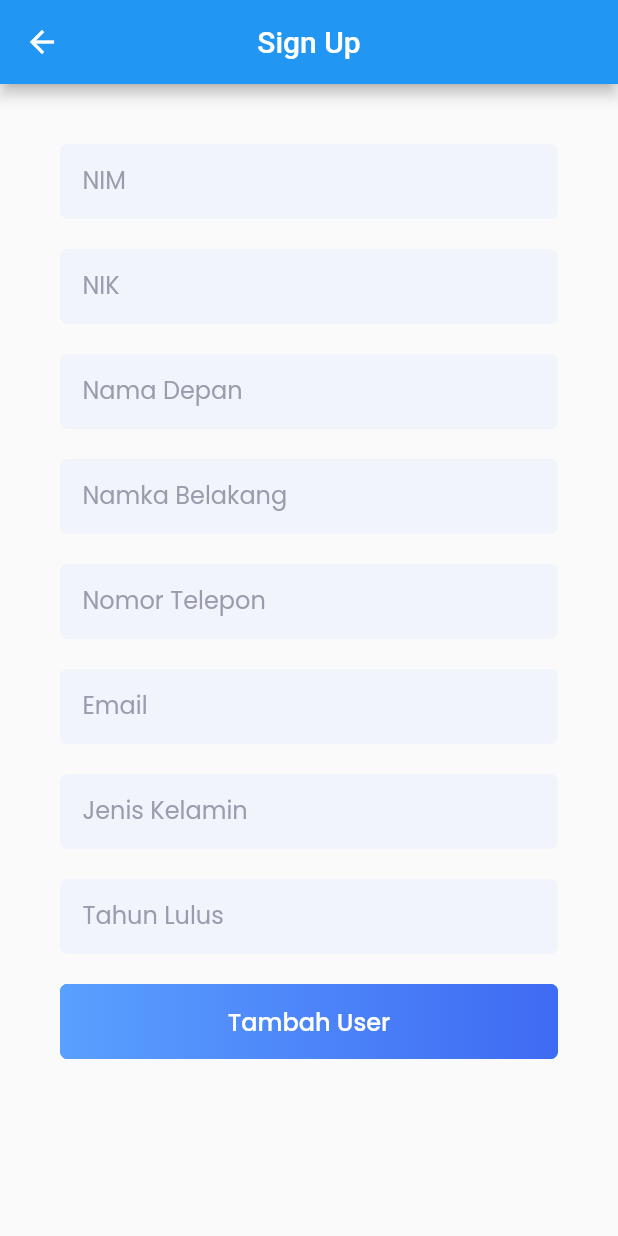
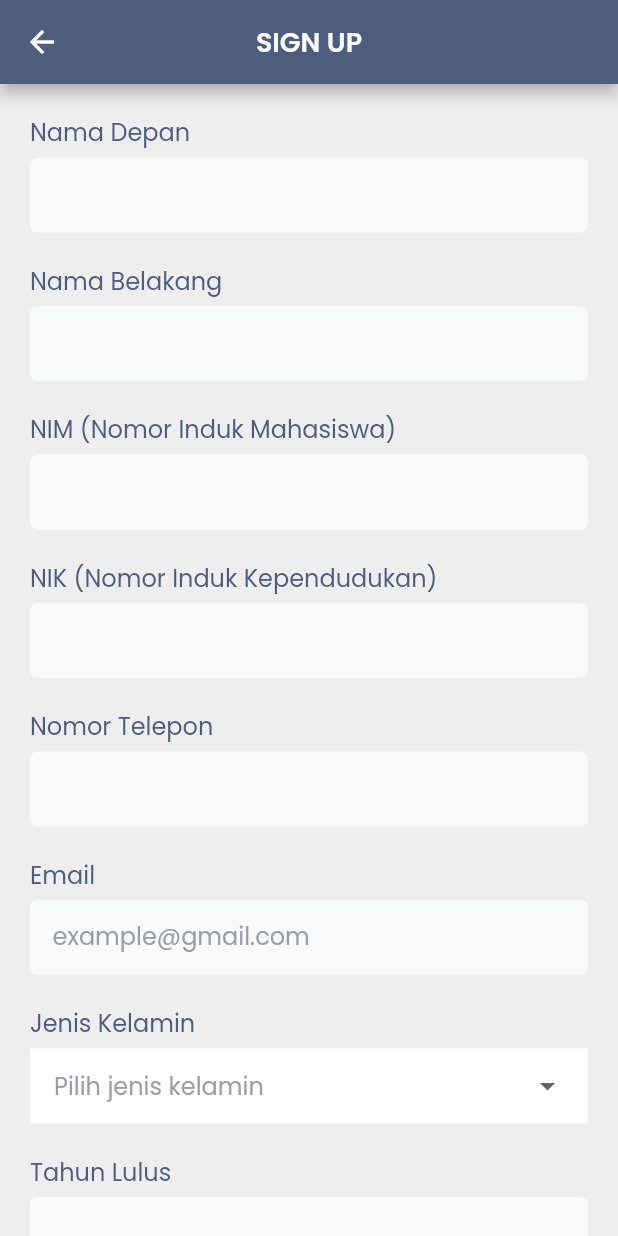
Before and after one commit to ovraka/tracer_study, a Flutter app: the RegisterView screen opened by its route, on a phone screen of 412 x 824 dp. Run offline on Flutter 3.47's test engine with Material 2 defaults, Android fonts, the phone set to English and light mode, and no system bars; our stand-ins replace cloud_firestore, dropdown_button2, firebase_auth, firebase_core, get, google_fonts; accounts and stored records are empty.

```diff
--- a/lib/app/data/theme/custom_widget.dart
+++ b/lib/app/data/theme/custom_widget.dart
@@ -2,57 +2,7 @@ import 'package:flutter/material.dart';
 import 'package:get/get_rx/src/rx_types/rx_types.dart';
 import 'package:get/get_state_manager/src/rx_flutter/rx_obx_widget.dart';
 import 'package:google_fonts/google_fonts.dart';
-
-import 'colors.dart';
-
-Widget gradientButton(
-    {required Function() onPressed, required String buttonText}) {
-  return ElevatedButton(
-    onPressed: onPressed,
-    style: ElevatedButton.styleFrom(
-        elevation: 0,
-        padding: EdgeInsets.zero,
-        shape: RoundedRectangleBorder(borderRadius: BorderRadius.circular(5))),
-    child: Ink(
-      decoration: BoxDecoration(
-          gradient: const LinearGradient(colors: [seaBlue, skyBlue]),
-          borderRadius: BorderRadius.circular(5)),
-      child: Container(
-        width: double.infinity,
-        height: 50,
-        alignment: Alignment.center,
-        child: Text(
-          buttonText,
-          style: GoogleFonts.poppins(
-              textStyle: const TextStyle(
-                  color: Colors.white,
-                  fontSize: 16,
-                  fontWeight: FontWeight.w500)),
-        ),
-      ),
-    ),
-  );
-}
-
-Widget outlineButton(
-    {required Function() onPressed, required String buttonText}) {
-  return SizedBox(
-      width: double.infinity,
-      height: 50,
-      child: ElevatedButton(
-        onPressed: onPressed,
-        style: ElevatedButton.styleFrom(
-            elevation: 0,
-            backgroundColor: Colors.white,
-            side: const BorderSide(width: 2, color: seaBlue)),
-        child: Text(
-          buttonText,
-          style: GoogleFonts.poppins(
-              textStyle: const TextStyle(
-                  color: seaBlue, fontSize: 16, fontWeight: FontWeight.w500)),
-        ),
-      ));
-}
+import 'package:tracer_study/app/data/theme/colors.dart';
 
 Widget inputText({
   required bool readOnly,
@@ -67,16 +17,16 @@ Widget inputText({
     padding: const EdgeInsets.only(left: 15, right: 15),
     decoration: BoxDecoration(
       borderRadius: BorderRadius.circular(5),
-      color: bgForm,
+      color: softWhite,
     ),
     child: TextField(
       readOnly: readOnly,
       controller: controller,
-      cursorColor: skyBlue,
+      cursorColor: softNavy,
       autocorrect: false,
       style: GoogleFonts.poppins(
           textStyle: const TextStyle(
-              fontSize: 16, fontWeight: FontWeight.w400, color: Colors.black)),
+              fontSize: 16, fontWeight: FontWeight.w400, color: softNavy)),
       textInputAction: textInputAction,
       keyboardType: keyboardType,
       decoration: InputDecoration(
@@ -84,7 +34,7 @@ Widget inputText({
           hintText: hintText,
           hintStyle: GoogleFonts.poppins(
               textStyle: const TextStyle(
-                  fontSize: 16, fontWeight: FontWeight.w400, color: tagline))),
+                  fontSize: 16, fontWeight: FontWeight.w400, color: softGrey))),
     ),
   );
 }
@@ -102,18 +52,16 @@ Widget inputPassword({
         padding: const EdgeInsets.only(left: 15, right: 15),
         decoration: BoxDecoration(
           borderRadius: BorderRadius.circular(5),
-          color: bgForm,
+          color: softWhite,
         ),
         child: TextField(
           controller: controller,
           obscureText: obscureText.value,
-          cursorColor: Colors.black,
+          cursorColor: softNavy,
           autocorrect: false,
           style: GoogleFonts.poppins(
               textStyle: const TextStyle(
-                  fontSize: 16,
-                  fontWeight: FontWeight.w400,
-                  color: Colors.black)),
+                  fontSize: 16, fontWeight: FontWeight.w400, color: softNavy)),
           textInputAction: TextInputAction.next,
           keyboardType: TextInputType.emailAddress,
           decoration: InputDecoration(
@@ -126,7 +74,7 @@ Widget inputPassword({
                   isPasswordHide.value
                       ? Icons.visibility_off
                       : Icons.visibility,
-                  color: tagline,
+                  color: softGrey,
                 ),
               ),
               border: InputBorder.none,
@@ -135,31 +83,34 @@ Widget inputPassword({
                   textStyle: const TextStyle(
                       fontSize: 16,
                       fontWeight: FontWeight.w400,
-                      color: tagline))),
+                      color: softGrey))),
         ),
       ));
 }
 
-Widget linkText(
-    {required Function() onPressed,
-    required double textButtonStyleFromSize,
-    required double textStyleSize,
-    required Color color,
-    required String text}) {
-  return Container(
-    alignment: Alignment.bottomCenter,
-    child: TextButton(
-      style: TextButton.styleFrom(
-        textStyle: TextStyle(fontSize: textButtonStyleFromSize),
-      ),
-      onPressed: onPressed,
-      child: Text(
-        text,
-        style: GoogleFonts.poppins(
-            textStyle: TextStyle(
-                fontSize: textStyleSize,
-                fontWeight: FontWeight.w500,
-                color: color)),
+Widget basicButton(
+    {required Function() onPressed, required String buttonText}) {
+  return ElevatedButton(
+    onPressed: onPressed,
+    style: ElevatedButton.styleFrom(
+        elevation: 0,
+        padding: EdgeInsets.zero,
+        shape: RoundedRectangleBorder(borderRadius: BorderRadius.circular(5))),
+    child: Ink(
+      decoration: BoxDecoration(
+          color: softNavy, borderRadius: BorderRadius.circular(5)),
+      child: Container(
+        width: double.infinity,
+        height: 50,
+        alignment: Alignment.center,
+        child: Text(
+          buttonText,
+          style: GoogleFonts.poppins(
+              textStyle: const TextStyle(
+                  color: Colors.white,
+                  fontSize: 16,
+                  fontWeight: FontWeight.w500)),
+        ),
       ),
     ),
   );
--- a/lib/app/modules/login/controllers/login_controller.dart
+++ b/lib/app/modules/login/controllers/login_controller.dart
@@ -35,6 +35,9 @@ class LoginController extends GetxController {
       } finally {
         isLoading.value = false;
       }
+    } else {
+      Get.snackbar(
+          'Terjadi kesalahan', 'Email dan Password tidak boleh kosong');
     }
   }
 }
--- a/lib/app/modules/register/controllers/register_controller.dart
+++ b/lib/app/modules/register/controllers/register_controller.dart
@@ -1,6 +1,7 @@
 import 'package:cloud_firestore/cloud_firestore.dart';
 import 'package:firebase_auth/firebase_auth.dart';
 import 'package:flutter/cupertino.dart';
+import 'package:flutter/material.dart';
 import 'package:get/get.dart';
 
 class RegisterController extends GetxController {
@@ -17,6 +18,19 @@ class RegisterController extends GetxController {
 
   FirebaseAuth auth = FirebaseAuth.instance;
   FirebaseFirestore fireStore = FirebaseFirestore.instance;
+
+  List<DropdownMenuItem<String>> menuItems = [
+    const DropdownMenuItem(
+      value: 'Laki-laki',
+      child: Text('Laki-laki'),
+    ),
+    const DropdownMenuItem(
+      value: 'Perempuan',
+      child: Text('Perempuan'),
+    ),
+  ].obs;
+
+  var selectedGender = 'Laki-laki'.obs;
 
   Future<void> addNewUser() async {
     try {
@@ -36,7 +50,7 @@ class RegisterController extends GetxController {
           "last_name": lastNameC.text,
           "phone_number": phoneNumberC.text,
           "email": emailC.text,
-          "gender": genderC.text,
+          "gender": selectedGender.value,
           "graduate_year": graduateYearC.text,
           "role": "alumni",
           "create_at": DateTime.now(),
--- a/lib/app/modules/register/views/register_view.dart
+++ b/lib/app/modules/register/views/register_view.dart
@@ -1,8 +1,11 @@
+import 'package:dropdown_button2/dropdown_button2.dart';
 import 'package:flutter/material.dart';
 
 import 'package:get/get.dart';
+import 'package:google_fonts/google_fonts.dart';
+import 'package:tracer_study/app/data/theme/colors.dart';
+import 'package:tracer_study/app/data/theme/custom_widget.dart';
 
-import '../../../data/theme/custom_widget.dart';
 import '../controllers/register_controller.dart';
 
 class RegisterView extends GetView<RegisterController> {
@@ -10,105 +13,191 @@ class RegisterView extends GetView<RegisterController> {
   @override
   Widget build(BuildContext context) {
     return Scaffold(
+        backgroundColor: Colors.grey[200],
         appBar: AppBar(
-        title: const Text('Sign Up'),
+          backgroundColor: softNavy,
+          title: Text("SIGN UP",
+              style: GoogleFonts.poppins(
+                  textStyle: const TextStyle(
+                      fontSize: 18,
+                      fontWeight: FontWeight.w600,
+                      color: softWhite))),
           centerTitle: true,
         ),
-      body: SingleChildScrollView(
-        child: ConstrainedBox(
-          constraints:
-              BoxConstraints(minHeight: MediaQuery.of(context).size.height),
-          child: IntrinsicHeight(
-              child: Padding(
-            padding: const EdgeInsets.all(40),
-            child: Column(
+        body: ListView(
+          padding: const EdgeInsets.all(20),
           children: [
+            Text("Nama Depan",
+                style: GoogleFonts.poppins(
+                    textStyle: const TextStyle(
+                        fontSize: 16,
+                        fontWeight: FontWeight.w400,
+                        color: softNavy))),
+            const SizedBox(
+              height: 5,
+            ),
+            inputText(
+                readOnly: false,
+                controller: controller.firstNameC,
+                hintText: '',
+                textInputAction: TextInputAction.next,
+                keyboardType: TextInputType.name),
+            const SizedBox(
+              height: 20,
+            ),
+            Text("Nama Belakang",
+                style: GoogleFonts.poppins(
+                    textStyle: const TextStyle(
+                        fontSize: 16,
+                        fontWeight: FontWeight.w400,
+                        color: softNavy))),
+            const SizedBox(
+              height: 5,
+            ),
+            inputText(
+                readOnly: false,
+                controller: controller.lastNameC,
+                hintText: '',
+                textInputAction: TextInputAction.next,
+                keyboardType: TextInputType.name),
+            const SizedBox(
+              height: 20,
+            ),
+            Text("NIM (Nomor Induk Mahasiswa)",
+                style: GoogleFonts.poppins(
+                    textStyle: const TextStyle(
+                        fontSize: 16,
+                        fontWeight: FontWeight.w400,
+                        color: softNavy))),
+            const SizedBox(
+              height: 5,
+            ),
             inputText(
                 readOnly: false,
                 controller: controller.nimC,
-                    hintText: 'NIM',
+                hintText: '',
                 textInputAction: TextInputAction.next,
                 keyboardType: TextInputType.number),
             const SizedBox(
               height: 20,
             ),
+            Text("NIK (Nomor Induk Kependudukan)",
+                style: GoogleFonts.poppins(
+                    textStyle: const TextStyle(
+                        fontSize: 16,
+                        fontWeight: FontWeight.w400,
+                        color: softNavy))),
+            const SizedBox(
+              height: 5,
+            ),
             inputText(
                 readOnly: false,
                 controller: controller.nikC,
-                    hintText: 'NIK',
+                hintText: '',
                 textInputAction: TextInputAction.next,
                 keyboardType: TextInputType.number),
             const SizedBox(
               height: 20,
             ),
-                inputText(
-                    readOnly: false,
-                    controller: controller.firstNameC,
-                    hintText: 'Nama Depan',
-                    textInputAction: TextInputAction.next,
-                    keyboardType: TextInputType.name),
+            Text("Nomor Telepon",
+                style: GoogleFonts.poppins(
+                    textStyle: const TextStyle(
+                        fontSize: 16,
+                        fontWeight: FontWeight.w400,
+                        color: softNavy))),
             const SizedBox(
-                  height: 20,
-                ),
-                inputText(
-                    readOnly: false,
-                    controller: controller.lastNameC,
-                    hintText: 'Namka Belakang',
-                    textInputAction: TextInputAction.next,
-                    keyboardType: TextInputType.name),
-                const SizedBox(
-                  height: 20,
+              height: 5,
             ),
             inputText(
                 readOnly: false,
                 controller: controller.phoneNumberC,
-                    hintText: 'Nomor Telepon',
+                hintText: '',
                 textInputAction: TextInputAction.next,
                 keyboardType: TextInputType.number),
             const SizedBox(
               height: 20,
             ),
+            Text("Email",
+                style: GoogleFonts.poppins(
+                    textStyle: const TextStyle(
+                        fontSize: 16,
+                        fontWeight: FontWeight.w400,
+                        color: softNavy))),
+            const SizedBox(
+              height: 5,
+            ),
             inputText(
                 readOnly: false,
                 controller: controller.emailC,
-                    hintText: 'Email',
+                hintText: 'example@gmail.com',
                 textInputAction: TextInputAction.next,
                 keyboardType: TextInputType.emailAddress),
             const SizedBox(
               height: 20,
             ),
-                inputText(
-                    readOnly: false,
-                    controller: controller.genderC,
-                    hintText: 'Jenis Kelamin',
-                    textInputAction: TextInputAction.next,
-                    keyboardType: TextInputType.text),
+            Text("Jenis Kelamin",
+                style: GoogleFonts.poppins(
+                    textStyle: const TextStyle(
+                        fontSize: 16,
+                        fontWeight: FontWeight.w400,
+                        color: softNavy))),
+            const SizedBox(
+              height: 5,
+            ),
+            Obx(() => Container(
+                  decoration: const BoxDecoration(color: Colors.white),
+                  child: DropdownButtonFormField2(
+                    items: controller.menuItems,
+                    hint: Text('Pilih jenis kelamin',
+                        style: GoogleFonts.poppins(
+                            textStyle: const TextStyle(
+                                fontSize: 16,
+                                fontWeight: FontWeight.w400,
+                                color: softGrey))),
+                    decoration: const InputDecoration(
+                        isDense: true,
+                        contentPadding: EdgeInsets.zero,
+                        border: InputBorder.none),
+                    dropdownDecoration:
+                        BoxDecoration(borderRadius: BorderRadius.circular(5)),
+                    buttonHeight: 50,
+                    buttonPadding: const EdgeInsets.only(left: 0, right: 15),
+                    onChanged: (value) {
+                      controller.selectedGender.value = value.toString();
+                    },
+                  ),
+                )),
             const SizedBox(
               height: 20,
+            ),
+            Text("Tahun Lulus",
+                style: GoogleFonts.poppins(
+                    textStyle: const TextStyle(
+                        fontSize: 16,
+                        fontWeight: FontWeight.w400,
+                        color: softNavy))),
+            const SizedBox(
+              height: 5,
             ),
             inputText(
                 readOnly: false,
                 controller: controller.graduateYearC,
-                    hintText: 'Tahun Lulus',
+                hintText: '',
                 textInputAction: TextInputAction.next,
                 keyboardType: TextInputType.number),
             const SizedBox(
-                  height: 20,
+              height: 30,
             ),
-                Obx(() => gradientButton(
+            Obx(() => basicButton(
                 onPressed: () async {
                   if (controller.isLoading.isFalse) {
                     await controller.addNewUser();
                   }
                 },
                 buttonText: controller.isLoading.isFalse
-                        ? 'Tambah User'
+                    ? 'Tambah Pegawai'
                     : 'Loading...'))
           ],
-            ),
-          )),
-        ),
-      ),
-    );
+        ));
   }
 }
--- a/pubspec.yaml
+++ b/pubspec.yaml
@@ -19,6 +19,7 @@ dependencies:
   svg_icon: ^0.0.1
   image_picker: 0.8.6
   path_provider: ^2.0.11
+  dropdown_button2: ^1.9.2
 
 dev_dependencies:
   flutter_lints: ^2.0.0
```
Also changed, not shown: lib/app/data/theme/colors.dart (+7 -8 lines), lib/app/modules/home/controllers/home_controller.dart (+68 -2 lines), lib/app/modules/login/views/login_view.dart (+36 -35 lines), pubspec.lock. Lines whose indentation alone changed are shown as unchanged.
